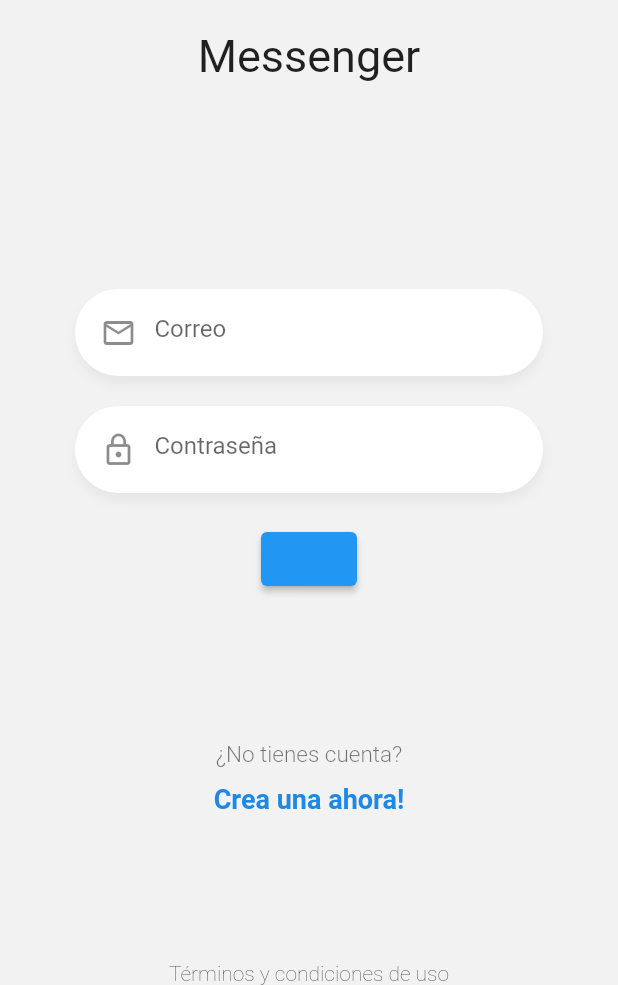
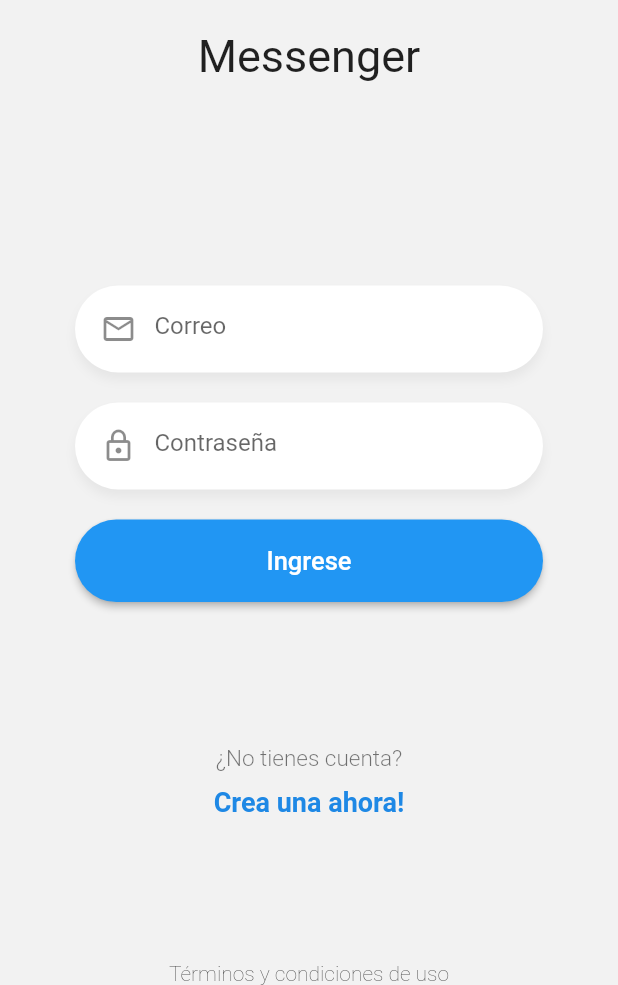
Before and after one commit to irwinet/app_flutter_chat, a Flutter app: the screen it shows after launch, on a phone screen of 412 x 824 dp, the part 251-1236 px from its top. Run offline on Flutter 3.47's test engine with Material 2 defaults, Android fonts, the light colour scheme and no system bars.

Commit message:
Add widgets boton azul

```diff
--- a/lib/pages/login_page.dart
+++ b/lib/pages/login_page.dart
@@ -1,3 +1,4 @@
+import 'package:app_flutter_chat/widgets/boton_azul.dart';
 import 'package:flutter/material.dart';
 
 import 'package:app_flutter_chat/widgets/custom_input.dart';
@@ -62,12 +63,12 @@
           ),
 
 
-          ElevatedButton(
+          BotonAzul(
+            text: 'Ingrese',
             onPressed: () {
               print(emailCtrl.text);
               print(passCtrl.text);
             },
-            child: null,
           )
         ],
       ),
--- /dev/null
+++ b/lib/widgets/boton_azul.dart
@@ -0,0 +1,28 @@
+import 'package:flutter/material.dart';
+
+class BotonAzul extends StatelessWidget {
+
+  final Function() onPressed;
+  final String text;
+
+  const BotonAzul({super.key, required this.onPressed, required this.text});
+
+  @override
+  Widget build(BuildContext context) {
+    return SizedBox(
+      width: double.infinity,
+      height: 55,
+      child: ElevatedButton(
+        style: ElevatedButton.styleFrom(
+          elevation: 2,
+          backgroundColor: Colors.blue,
+          shape: const StadiumBorder(),
+        ),
+        onPressed: this.onPressed,
+        child: Center(
+          child: Text(this.text, style: TextStyle(color: Colors.white, fontSize: 17),),
+        ),
+      ),
+    );
+  }
+}
```
